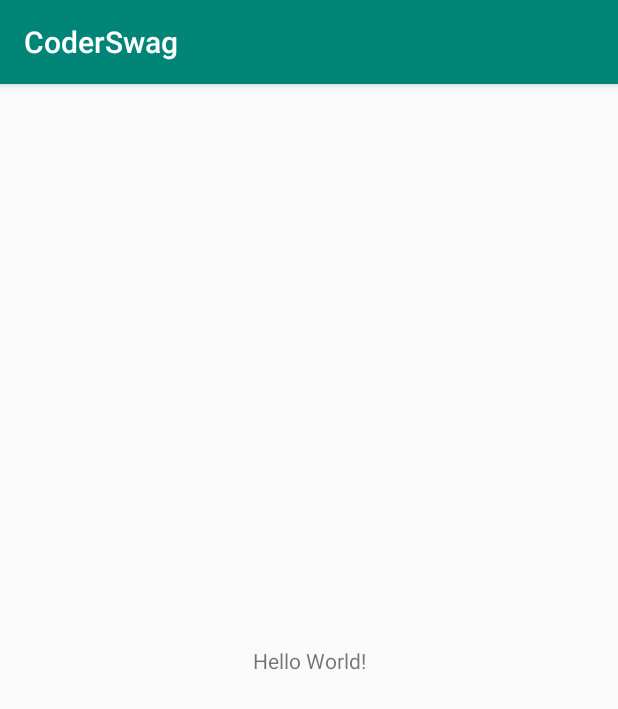
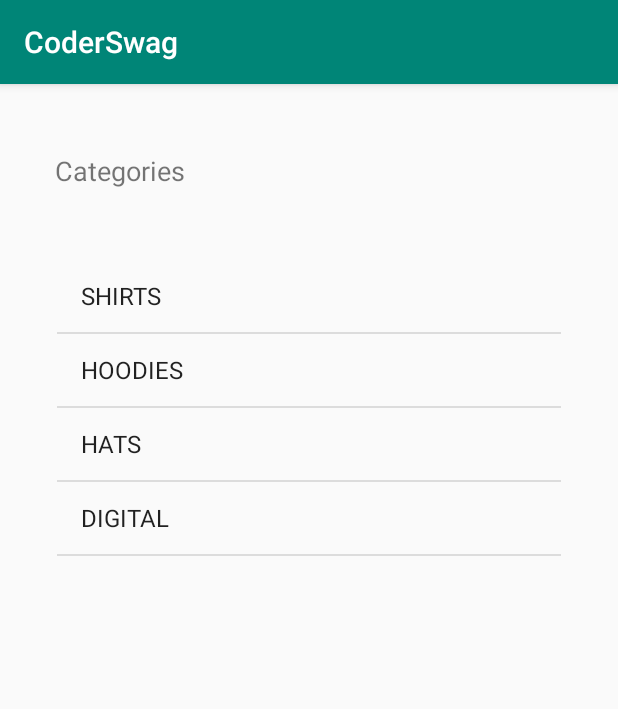
Before and after one commit to alexandrabagi/CoderSwag, an Android app: the screen it shows after launch (MainActivity), on a phone screen of 412 x 824 dp. Shown: the top 709 px of the screen. Run offline under Robolectric (Android 15) with nearby library versions, the phone set to English and light mode, and no system bars.

Commit message:
ListView added

```diff
--- a/app/src/main/java/com/example/coderswag/Controller/MainActivity.kt
+++ b/app/src/main/java/com/example/coderswag/Controller/MainActivity.kt
@@ -2,12 +2,23 @@ package com.example.coderswag.Controller
 
 import android.support.v7.app.AppCompatActivity
 import android.os.Bundle
+import android.widget.ArrayAdapter
+import com.example.coderswag.Model.Category
 import com.example.coderswag.R
+import com.example.coderswag.Services.DataService
+import kotlinx.android.synthetic.main.activity_main.*
 
 class MainActivity : AppCompatActivity() {
+
+    lateinit var adapter : ArrayAdapter<Category>
 
     override fun onCreate(savedInstanceState: Bundle?) {
         super.onCreate(savedInstanceState)
         setContentView(R.layout.activity_main)
+
+        adapter = ArrayAdapter(this,
+                android.R.layout.simple_list_item_1,
+                DataService.categories)
+        categoryListView.adapter = adapter
     }
 }
--- a/app/src/main/java/com/example/coderswag/Model/Category.kt
+++ b/app/src/main/java/com/example/coderswag/Model/Category.kt
@@ -1,3 +1,7 @@
 package com.example.coderswag.Model
 
-class Category (val title: String, val image: String)
+class Category (val title: String, val image: String) {
+    override fun toString(): String {
+        return title
+    }
+}
--- a/app/src/main/res/layout/activity_main.xml
+++ b/app/src/main/res/layout/activity_main.xml
@@ -10,10 +10,18 @@
     <TextView
             android:layout_width="wrap_content"
             android:layout_height="wrap_content"
-            android:text="Hello World!"
+            android:text="Categories"
             app:layout_constraintBottom_toBottomOf="parent"
             app:layout_constraintLeft_toLeftOf="parent"
             app:layout_constraintRight_toRightOf="parent"
-            app:layout_constraintTop_toTopOf="parent"/>
+            app:layout_constraintTop_toTopOf="parent" app:layout_constraintHorizontal_bias="0.113"
+            app:layout_constraintVertical_bias="0.061" android:id="@+id/categoriesText" android:textSize="18sp"/>
+    <ListView
+            android:layout_width="336dp"
+            android:layout_height="604dp" android:layout_marginTop="8dp"
+            app:layout_constraintTop_toBottomOf="@+id/categoriesText" app:layout_constraintStart_toStartOf="parent"
+            android:layout_marginStart="8dp" app:layout_constraintEnd_toEndOf="parent" android:layout_marginEnd="8dp"
+            android:layout_marginBottom="8dp" app:layout_constraintBottom_toBottomOf="parent"
+            android:id="@+id/categoryListView"/>
 
 </android.support.constraint.ConstraintLayout>
```
Also changed, not shown: app/src/main/res/layout/category_list_item.xml (added, +30 -0 lines).
